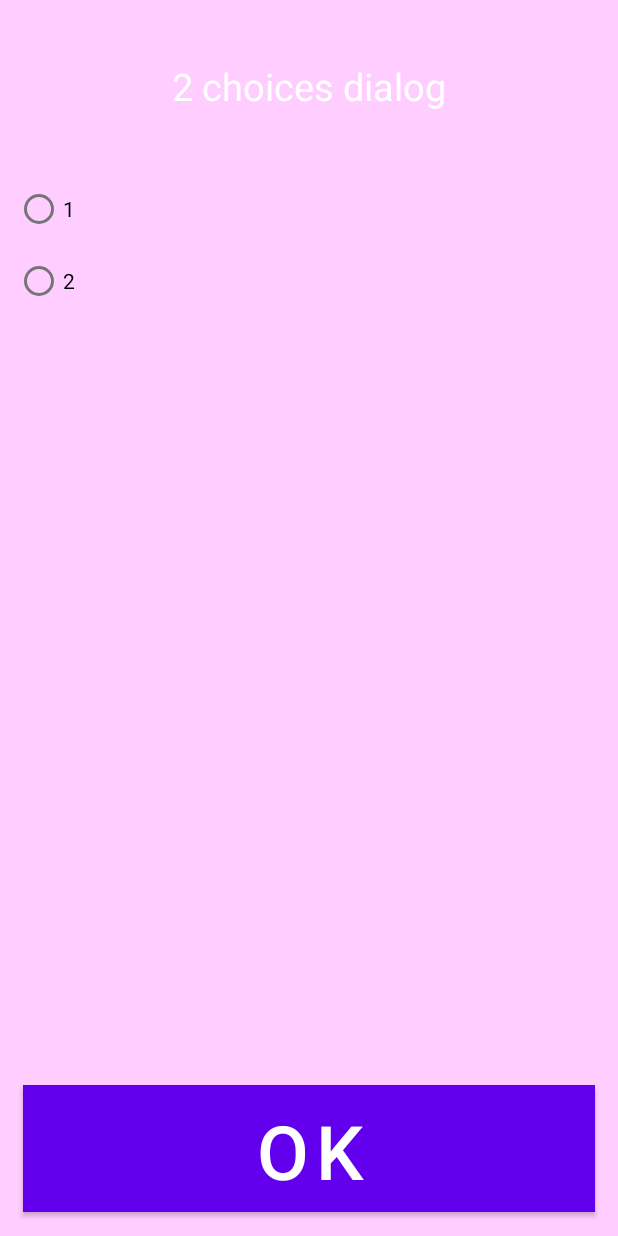
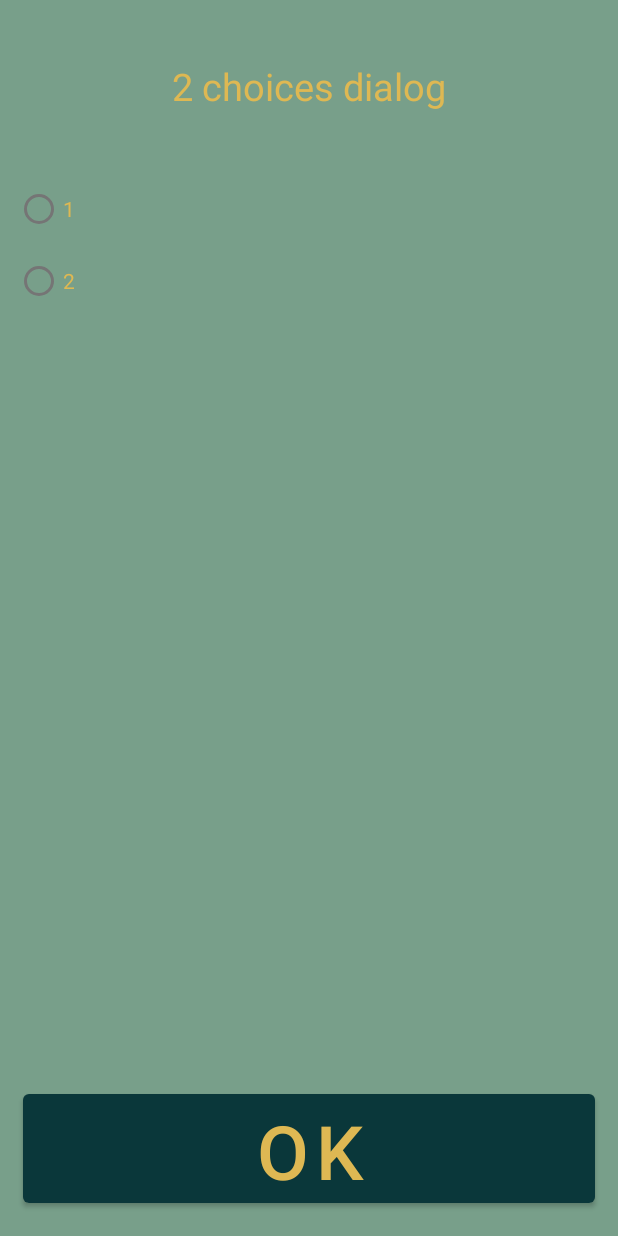
Before and after one commit to aDamian88/quizler, an Android app: the layout quizler_dialog_two_choices.xml on its own in the app's theme, with its tools: preview values and no code run, on a phone screen of 412 x 824 dp. Run offline under Robolectric (Android 15) with nearby library versions, the phone set to English and light mode, and no system bars.

Commit message:
fix: improving the UI of 2 choices dialog.

```diff
--- a/app/src/main/res/layout/quizler_dialog_two_choices.xml
+++ b/app/src/main/res/layout/quizler_dialog_two_choices.xml
@@ -4,7 +4,7 @@
     android:layout_width="match_parent"
     android:layout_height="match_parent"
     android:layout_gravity="center"
-    android:background="#ffcdff"
+    android:background="@color/vintageSky"
     android:orientation="vertical">
 
     <TextView
@@ -14,16 +14,15 @@
         android:layout_weight="0.10"
         android:layout_margin="15dp"
         android:text="2 choices dialog"
-        android:textColor="#ffff"
+        android:textColor="@color/vintageUpon"
         android:gravity="center"
         android:textSize="25sp"
         app:layout_constraintEnd_toEndOf="parent"
         app:layout_constraintStart_toStartOf="parent"
         app:layout_constraintTop_toTopOf="parent" />
 
-
     <ScrollView
-        android:id="@+id/scroll_insructions"
+        android:id="@+id/scroll_instructions"
         android:layout_width="match_parent"
         android:layout_height="0dp"
         android:layout_weight="0.70"
@@ -47,11 +46,15 @@
                     android:id="@+id/rb_choice_one"
                     android:layout_width="match_parent"
                     android:layout_height="wrap_content"
+                    android:textColor="@color/vintageUpon"
+                    android:textColorHint="@color/vintageUpon"
                     android:text="1" />
                 <RadioButton
                     android:id="@+id/rb_choice_two"
                     android:layout_width="match_parent"
                     android:layout_height="wrap_content"
+                    android:textColor="@color/vintageUpon"
+                    android:textColorHint="@color/vintageUpon"
                     android:text="2" />
             </RadioGroup>
 
@@ -68,13 +71,13 @@
         android:layout_weight="0.10"
         android:layout_gravity="center_horizontal"
         android:gravity="center_horizontal"
-        android:background="#000000"
         android:text="OK"
         android:textSize="50sp"
-        android:textColor="#ffffff"
+        android:textColor="@color/vintageUpon"
+        app:backgroundTint="@color/vintageNordman"
         app:layout_constraintBottom_toBottomOf="parent"
         app:layout_constraintEnd_toEndOf="parent"
         app:layout_constraintStart_toStartOf="parent"
-        app:layout_constraintTop_toBottomOf="@+id/scroll_insructions" />
+        app:layout_constraintTop_toBottomOf="@+id/scroll_instructions" />
 
 </LinearLayout>
```
